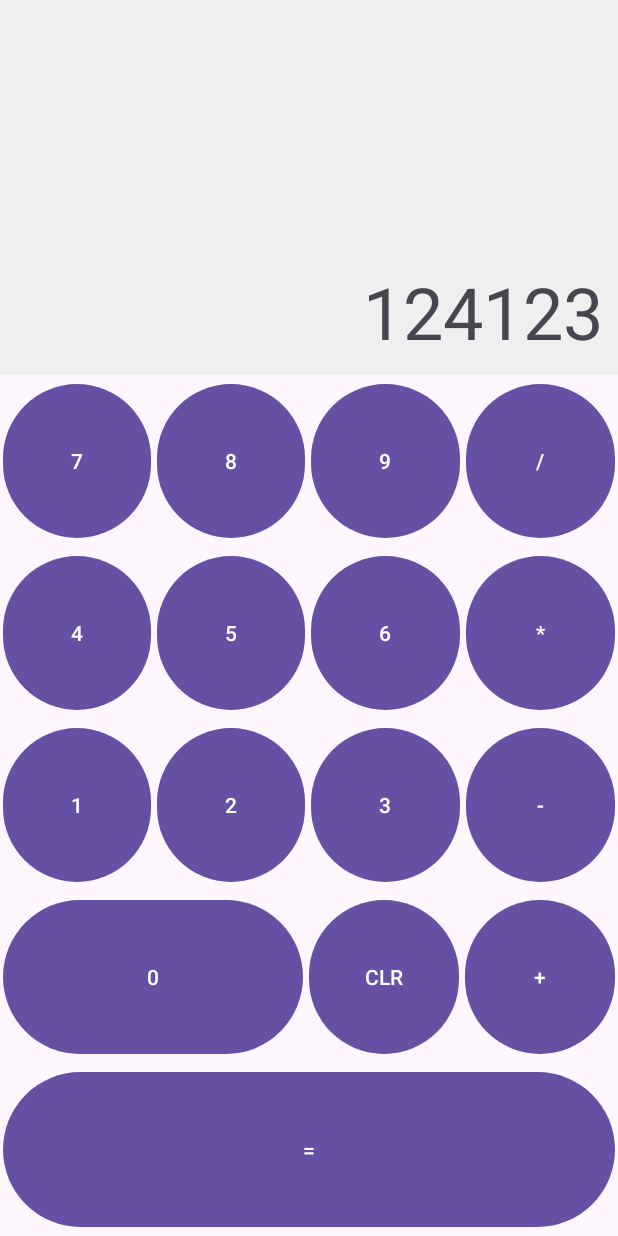
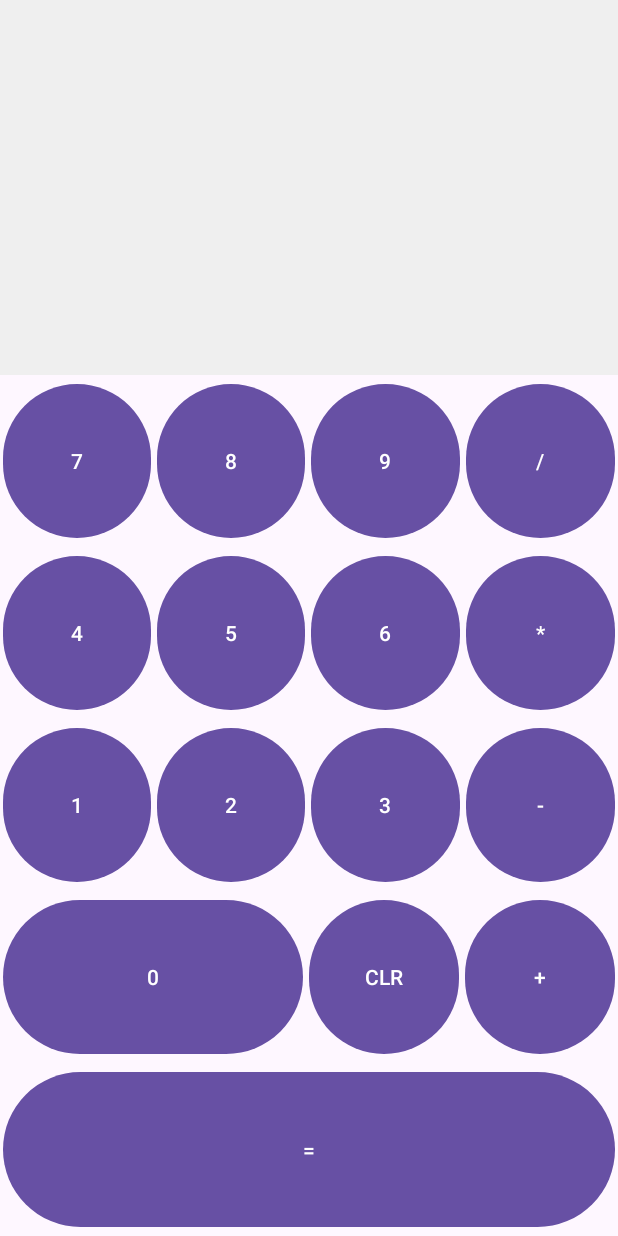
Before and after one commit to KimKyungWon0519/AndroidStudy, an Android app: the screen it shows after launch (MainActivity), after a tap on "CLR", on a phone screen of 412 x 824 dp. Run offline under Robolectric (Android 15) with nearby library versions, the phone set to English and light mode, and no system bars.

Commit message:
계산기 만들기 - 3

```diff
--- a/MyCalculator/app/src/main/java/com/example/mycalculator/MainActivity.kt
+++ b/MyCalculator/app/src/main/java/com/example/mycalculator/MainActivity.kt
@@ -2,6 +2,8 @@ package com.example.mycalculator
 
 import android.os.Bundle
 import android.view.View
+import android.widget.Button
+import android.widget.TextView
 import android.widget.Toast
 import androidx.activity.enableEdgeToEdge
 import androidx.appcompat.app.AppCompatActivity
@@ -9,6 +11,8 @@ import androidx.core.view.ViewCompat
 import androidx.core.view.WindowInsetsCompat
 
 class MainActivity : AppCompatActivity() {
+    private var tvInput: TextView? = null
+
     override fun onCreate(savedInstanceState: Bundle?) {
         super.onCreate(savedInstanceState)
         enableEdgeToEdge()
@@ -18,9 +22,15 @@ class MainActivity : AppCompatActivity() {
             v.setPadding(systemBars.left, systemBars.top, systemBars.right, systemBars.bottom)
             insets
         }
+
+        tvInput = findViewById(R.id.tvInput)
     }
 
     fun onDigit(view: View) {
-        Toast.makeText(this, "Button Clickced", Toast.LENGTH_LONG).show()
+        tvInput?.append((view as Button).text)
+    }
+
+    fun onClear(view: View) {
+        tvInput?.text = ""
     }
 }
--- a/MyCalculator/app/src/main/res/layout/activity_main.xml
+++ b/MyCalculator/app/src/main/res/layout/activity_main.xml
@@ -9,12 +9,13 @@
     tools:context=".MainActivity">
 
     <TextView
+        android:id="@+id/tvInput"
         android:layout_width="match_parent"
         android:layout_height="250dp"
         android:background="@color/light_grey"
         android:gravity="end|bottom"
         android:padding="10dp"
-        android:text="124123"
+        android:text="@string/calc_text"
         android:textSize="48sp" />
 
     <LinearLayout
@@ -170,7 +171,7 @@
             android:layout_height="match_parent"
             android:layout_margin="2dp"
             android:layout_weight="1"
-            android:onClick="onDigit"
+            android:onClick="onClear"
             android:text="@string/clr" />
 
         <Button
--- a/MyCalculator/app/src/main/res/values/strings.xml
+++ b/MyCalculator/app/src/main/res/values/strings.xml
@@ -16,4 +16,5 @@
     <string name="clr">CLR</string>
     <string name="plus">+</string>
     <string name="equal">=</string>
+    <string name="calc_text">0</string>
 </resources>
```
